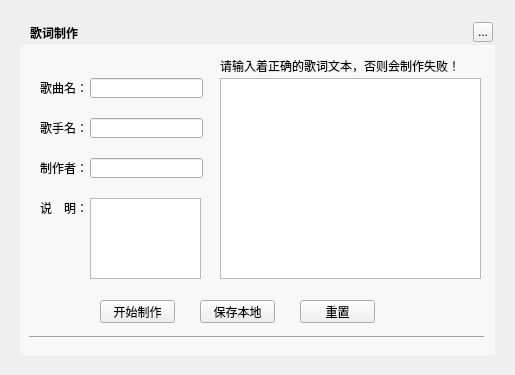
Qt form ui/lrcmanager/musiclrcmakerwidget.ui (Greedysky/TTKMusicPlayer) before a commit.
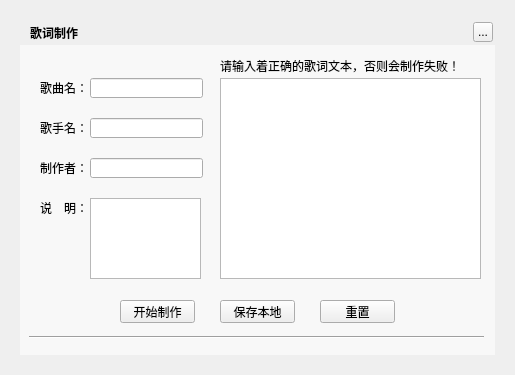
The same form after that commit.

Commit message: optimized lrc maker button ui postion[034326]

```diff
--- a/ui/lrcmanager/musiclrcmakerwidget.ui
+++ b/ui/lrcmanager/musiclrcmakerwidget.ui
@@ -173,7 +173,7 @@
   <widget class="QPushButton" name="makeButton">
    <property name="geometry">
     <rect>
-     <x>100</x>
+     <x>120</x>
      <y>300</y>
      <width>75</width>
      <height>23</height>
@@ -186,7 +186,7 @@
   <widget class="QPushButton" name="saveButton">
    <property name="geometry">
     <rect>
-     <x>200</x>
+     <x>220</x>
      <y>300</y>
      <width>75</width>
      <height>23</height>
@@ -199,7 +199,7 @@
   <widget class="QPushButton" name="reviewButton">
    <property name="geometry">
     <rect>
-     <x>300</x>
+     <x>320</x>
      <y>300</y>
      <width>75</width>
      <height>23</height>
```
